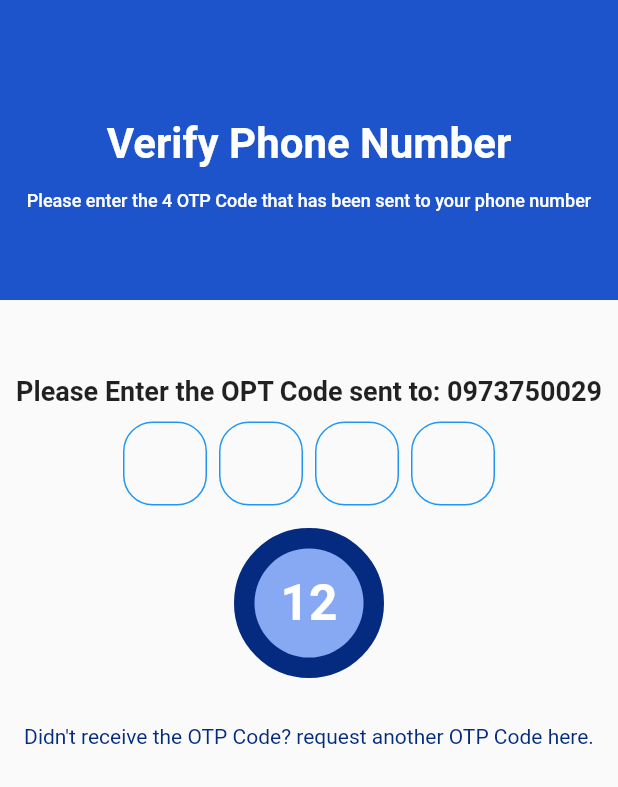
After one commit to chandachewe10/Loan-application, a Flutter app: the Otp screen opened by its route, on a phone screen of 412 x 824 dp. The commit adds this screen. Shown: the top 787 px of the screen. Run offline on Flutter 3.47's test engine with Material 2 defaults, Android fonts, the light colour scheme and no system bars; drawn by our look-alikes of circular_countdown_timer, pinput; our stand-ins replace flutter_svg, get, introduction_screen.

Commit message:
Added OTP

```diff
--- a/lib/main.dart
+++ b/lib/main.dart
@@ -2,7 +2,9 @@ import 'package:flutter/material.dart';
 import 'package:get/get_navigation/src/root/get_material_app.dart';
 import 'package:get/get_navigation/src/routes/get_route.dart';
 import 'package:loan_mobile_app/screens/introductory_screens.dart';
-import 'package:loan_mobile_app/screens/signup/page.dart';
+import 'package:loan_mobile_app/screens/otp/page.dart';
+import 'package:loan_mobile_app/screens/personal_details/page.dart';
+
 
 
 void main() {
@@ -22,9 +24,15 @@ class LoanMobileApplication extends StatelessWidget {
         // Named Routes and Bindings
         getPages: [
           GetPage(
-            name: '/signup',
-            page: () => SignUp(),
+            name: '/personal_details',
+            page: () => PersonalDetails(),
            // binding: SignupDetailsPageBinding(),
+          ),
+
+          GetPage(
+            name: '/otp',
+            page: () => const Otp(),
+            // binding: SignupDetailsPageBinding(),
           ),
         ]);
   }
--- a/lib/screens/introductory_screens.dart
+++ b/lib/screens/introductory_screens.dart
@@ -35,7 +35,7 @@ class IntroductoryScreens extends StatelessWidget {
             ),
             ElevatedButton(
               onPressed: () {
-                Get.toNamed('/signup');
+                Get.toNamed('/personal_details');
               },
               style: ElevatedButton.styleFrom(
                 padding:
--- /dev/null
+++ b/lib/screens/otp/page.dart
@@ -0,0 +1,21 @@
+import 'package:flutter/cupertino.dart';
+import 'package:flutter/material.dart';
+import '../components/header.dart';
+import '../widgets/pinput.dart';
+
+class Otp extends StatelessWidget {
+  const Otp({super.key});
+
+  @override
+  Widget build(BuildContext context) {
+    return  const Scaffold(
+
+      appBar: HeaderComponent(headerText: 'Verify Phone Number', hint: 'Please enter the 4 OTP Code that has been sent to your phone number',),
+
+      body: PinPut(),
+    );
+
+
+
+  }
+}
--- /dev/null
+++ b/lib/screens/widgets/count_down_timer.dart
@@ -0,0 +1,50 @@
+import 'package:circular_countdown_timer/circular_countdown_timer.dart';
+import 'package:flutter/cupertino.dart';
+import 'package:flutter/material.dart';
+import 'package:loan_mobile_app/constants/colors.dart';
+
+class CountDownTimer extends StatefulWidget {
+  const CountDownTimer({super.key});
+
+  @override
+  State<CountDownTimer> createState() => _CountDownTimerState();
+}
+
+class _CountDownTimerState extends State<CountDownTimer> {
+  @override
+  Widget build(BuildContext context) {
+    return CircularCountDownTimer(
+          duration: 12,
+          initialDuration: 0,
+          controller: CountDownController(),
+          width: MediaQuery.of(context).size.width / 2,
+          height: 80,
+          ringColor: nuetralColor100,
+          ringGradient: null,
+          fillColor: primaryColor800,
+          fillGradient: null,
+          backgroundColor: primaryColor50,
+          backgroundGradient: null,
+          strokeWidth: 20.0,
+          strokeCap: StrokeCap.round,
+          textStyle: const TextStyle(
+          fontSize: 33.0, color: Colors.white, fontWeight: FontWeight.bold),
+          textFormat: CountdownTextFormat.S,
+          isReverse: true,
+          autoStart:true,
+          isReverseAnimation: true,
+          isTimerTextShown: true,
+           onStart: () {
+            debugPrint('Countdown Started');
+          },
+          onComplete: () {
+            debugPrint('Countdown Ended');
+          },
+          onChange: (String timeStamp) {
+            debugPrint('Countdown Changed $timeStamp');
+          },
+
+        );
+
+  }
+}
--- /dev/null
+++ b/lib/screens/widgets/pinput.dart
@@ -0,0 +1,81 @@
+import 'package:flutter/cupertino.dart';
+import 'package:flutter/material.dart';
+import 'package:pinput/pinput.dart';
+
+import '../../constants/colors.dart';
+import 'count_down_timer.dart';
+
+class PinPut extends StatelessWidget {
+  const PinPut({super.key});
+
+  @override
+  Widget build(BuildContext context) {
+    final defaultPinTheme = PinTheme(
+      width: 56,
+      height: 56,
+      textStyle: const TextStyle(
+          fontSize: 20,
+          color: Color.fromRGBO(30, 60, 87, 1),
+          fontWeight: FontWeight.w600),
+      decoration: BoxDecoration(
+        border: Border.all(color: Colors.blue),
+        borderRadius: BorderRadius.circular(20),
+      ),
+    );
+
+    final focusedPinTheme = defaultPinTheme.copyDecorationWith(
+      border: Border.all(color: Colors.blue),
+      borderRadius: BorderRadius.circular(8),
+    );
+
+    final submittedPinTheme = defaultPinTheme.copyWith(
+      decoration: defaultPinTheme.decoration?.copyWith(
+        color: const Color.fromRGBO(234, 239, 243, 1),
+      ),
+    );
+
+    return Container(
+      margin: const EdgeInsets.only(top: 50),
+      child: Center(
+
+        child: ListView(
+
+          children: [
+           const Text("Please Enter the OPT Code sent to: 0973750029",textAlign: TextAlign.center, style: TextStyle(fontSize: 18, fontWeight: FontWeight.bold),),
+           const SizedBox(
+             height: 10,
+           ),
+            Pinput(
+              defaultPinTheme: defaultPinTheme,
+              focusedPinTheme: focusedPinTheme,
+              submittedPinTheme: submittedPinTheme,
+
+              androidSmsAutofillMethod: AndroidSmsAutofillMethod.smsUserConsentApi,
+              pinputAutovalidateMode: PinputAutovalidateMode.onSubmit,
+              closeKeyboardWhenCompleted: true,
+              length: 4,
+              showCursor: true,
+              onCompleted: (pin) => print(pin),
+            ),
+            const SizedBox(
+              height: 25,
+            ),
+            const CountDownTimer(),
+            const SizedBox(
+              height: 25,
+            ),
+            Visibility(
+            visible: true,
+            child:Container(
+              padding: const EdgeInsets.all(16),
+                child: const Text("Didn't receive the OTP Code? request another OTP Code here.",textAlign:TextAlign.center,style: TextStyle(color: primaryColor800),)
+            ),
+            )
+
+          ],
+        )
+
+      ),
+    );
+  }
+}
--- a/pubspec.yaml
+++ b/pubspec.yaml
@@ -42,6 +42,8 @@ dependencies:
   lottie: ^2.5.0
   google_fonts: ^5.1.0
   introduction_screen: ^3.1.11
+  pinput: ^3.0.0
+  circular_countdown_timer: ^0.2.3
 
 
 dev_dependencies:
```
Also changed, not shown: lib/screens/otp/binding.dart (added, +15 -0 lines), lib/screens/otp/controller.dart (added, +9 -0 lines), lib/screens/personal_details/page.dart (renamed from lib/screens/signup/page.dart, +3 -4 lines), lib/screens/widgets/personal_details.dart (+12 -15 lines), lib/screens/personal_details/binding.dart (renamed from lib/screens/signup/binding.dart), lib/screens/personal_details/controller.dart (renamed from lib/screens/signup/controller.dart), pubspec.lock, 5 other files.
